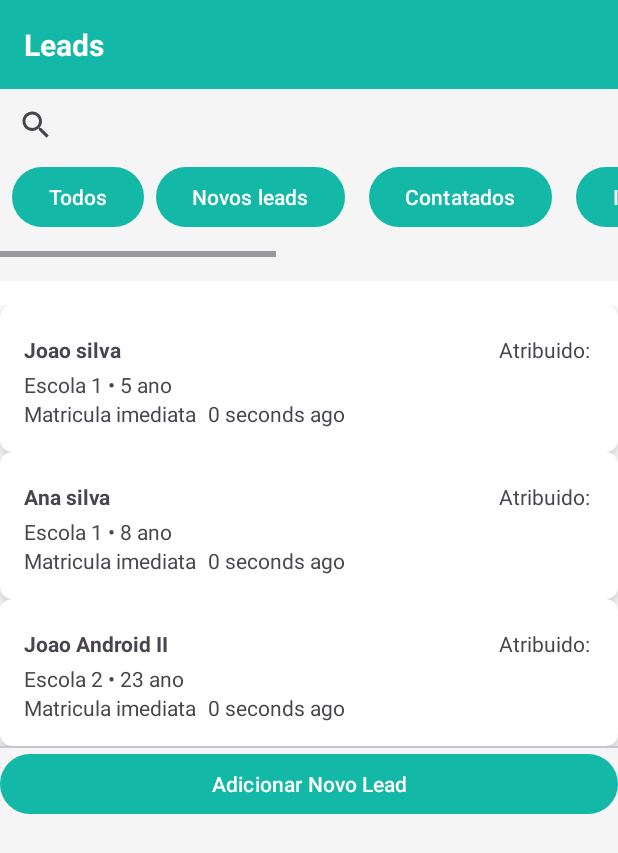
After one commit to danierumr/INF311ProjetoPratico, an Android app: the Tela_leads screen opened directly, with no data from a screen before it, on a phone screen of 412 x 824 dp. The commit adds this screen. Shown: the top 853 px of the screen. Run offline under Robolectric (Android 15) with nearby library versions, the phone set to English and light mode, and no system bars.

Commit message:
Tela de leads

```diff
--- a/app/src/main/java/inf311/grupo1/projetopratico/TelaDashboard.java
+++ b/app/src/main/java/inf311/grupo1/projetopratico/TelaDashboard.java
@@ -108,7 +108,7 @@ public class TelaDashboard extends Toolbar_activity
         RelativeLayout.LayoutParams al_para = new RelativeLayout.LayoutParams(RelativeLayout.LayoutParams.MATCH_PARENT,RelativeLayout.LayoutParams.WRAP_CONTENT);
         al_para.topMargin=dp_4;
         alert .setGravity(Gravity.END);
-        alert .setLayoutParams(nm_para);
+        alert .setLayoutParams(al_para);
         alert .setText(st_alert);
 
 
@@ -153,6 +153,7 @@ public class TelaDashboard extends Toolbar_activity
         cv.setCardElevation(dp_4);
         cv.setRadius(dp_8);
 
+
         cv.setLayoutParams(cvl);
 
 
--- /dev/null
+++ b/app/src/main/java/inf311/grupo1/projetopratico/Tela_leads.java
@@ -0,0 +1,254 @@
+package inf311.grupo1.projetopratico;
+
+import android.content.Intent;
+import android.graphics.Typeface;
+import android.os.Bundle;
+import android.text.Editable;
+import android.text.format.DateUtils;
+import android.util.TypedValue;
+import android.view.Gravity;
+import android.view.View;
+import android.widget.EditText;
+import android.widget.FrameLayout;
+import android.widget.LinearLayout;
+import android.widget.RelativeLayout;
+import android.widget.TextView;
+
+import androidx.cardview.widget.CardView;
+
+import com.google.android.material.search.SearchBar;
+import android.widget.SearchView;
+
+import java.util.ArrayList;
+import java.util.Date;
+import java.util.HashMap;
+import java.util.List;
+
+public class Tela_leads extends Toolbar_activity
+{
+
+    private List<Contato> contatos;
+
+    private List<Contato> all_contatos;
+    private HashMap<Integer,Contato> cont_dict;
+
+
+
+
+    @Override
+    protected void onCreate(Bundle savedInstanceState) {
+        super.onCreate(savedInstanceState);
+        setContentView(R.layout.tela_leads);
+
+
+        all_contatos = new ArrayList<Contato>();
+        contatos = new ArrayList<Contato>();
+        cont_dict = new HashMap<Integer,Contato>();
+
+        Contato Joao_silva = new Contato("Joao silva","joaosilva@gmail.com",
+                "38922285","Joao Silva pai","Matricula imediata","5 ano","Escola 1",new Date());
+
+        Contato Ana_silva = new Contato("Ana silva","anasilva@gmail.com",
+                "38913223","Joao Silva pai","Matricula imediata","8 ano","Escola 1",new Date());
+
+        Contato Joao_android = new Contato("Joao Android II","joaoandroid2@gmail.com",
+                "38923237","Joao Android","Matricula imediata","23 ano","Escola 2",new Date());
+
+        contatos.add(Joao_silva);
+        contatos.add(Ana_silva);
+        contatos.add(Joao_android);
+        all_contatos.add(Joao_silva);
+        all_contatos.add(Ana_silva);
+        all_contatos.add(Joao_android);
+
+
+        for(int a=0;a<contatos.size();a++)
+        {
+            add_lead_card(contatos.get(a));
+
+        }
+
+        SearchView sv = (SearchView) findViewById(R.id.lead_search_bar);
+
+        sv.setOnQueryTextListener(new SearchView.OnQueryTextListener() {
+            @Override
+            public boolean onQueryTextSubmit(String query) {
+                // Aqui você pode lidar com o envio da pesquisa
+                text_changed(query);
+                return true;
+            }
+
+            @Override
+            public boolean onQueryTextChange(String newText) {
+                // Aqui você executa a função toda vez que o texto mudar
+
+
+                if(newText.matches(""))
+                {
+                    text_changed(newText);
+                    return true;
+                }
+
+                return false;
+            }
+        });
+
+
+
+
+
+
+
+
+    }
+
+    public void add_lead_card(Contato cont)
+    {
+        int dp_16 = (int) TypedValue.applyDimension(TypedValue.COMPLEX_UNIT_DIP, 16, getResources().getDisplayMetrics());
+        int dp_12 = (int) TypedValue.applyDimension(TypedValue.COMPLEX_UNIT_DIP, 12, getResources().getDisplayMetrics());
+        int dp_8 = (int) TypedValue.applyDimension(TypedValue.COMPLEX_UNIT_DIP, 8, getResources().getDisplayMetrics());
+        int dp_4 = (int) TypedValue.applyDimension(TypedValue.COMPLEX_UNIT_DIP, 4, getResources().getDisplayMetrics());
+
+        String st_name = cont.nome;
+        String st_alert = "Atribuido: ";
+        String st_escola_serie = cont.escola + " • " + cont.serie;
+        String interesse = cont.interesse;
+        Date now = new Date();
+        var last_cont_time = DateUtils.getRelativeTimeSpanString(cont.ultimo_contato.getTime(),now.getTime(),0);
+
+        LinearLayout ln = findViewById(R.id.lead_scroll_linear2);
+
+
+        TextView name = new TextView(this);
+        name.setId(View.generateViewId());
+        RelativeLayout.LayoutParams nm_para = new RelativeLayout.LayoutParams(CardView.LayoutParams.MATCH_PARENT,CardView.LayoutParams.WRAP_CONTENT);
+        nm_para.topMargin=dp_4;
+        name.setGravity(Gravity.START);
+        name.setLayoutParams(nm_para);
+        name.setText(st_name );
+        name.setTypeface(name.getTypeface(), Typeface.BOLD);
+
+        TextView atrib = new TextView(this);
+        atrib.setId(View.generateViewId());
+        RelativeLayout.LayoutParams al_para = new RelativeLayout.LayoutParams(RelativeLayout.LayoutParams.MATCH_PARENT,RelativeLayout.LayoutParams.WRAP_CONTENT);
+        al_para.topMargin=dp_4;
+        atrib.setGravity(Gravity.END);
+        atrib.setLayoutParams(al_para);
+        atrib.setText(st_alert);
+
+        TextView esc_serie = new TextView(this);
+        esc_serie.setId(View.generateViewId());
+        RelativeLayout.LayoutParams es_para = new RelativeLayout.LayoutParams(RelativeLayout.LayoutParams.MATCH_PARENT,RelativeLayout.LayoutParams.WRAP_CONTENT);
+        es_para.topMargin=dp_4;
+        es_para.addRule(RelativeLayout.BELOW,name.getId());
+        esc_serie.setGravity(Gravity.START);
+        esc_serie.setLayoutParams(es_para);
+        esc_serie.setText(st_escola_serie);
+
+        TextView inter = new TextView(this);
+        inter.setId(View.generateViewId());
+        RelativeLayout.LayoutParams in_para = new RelativeLayout.LayoutParams(RelativeLayout.LayoutParams.WRAP_CONTENT,RelativeLayout.LayoutParams.WRAP_CONTENT);
+        in_para.addRule(RelativeLayout.BELOW,esc_serie.getId());
+        inter.setLayoutParams(in_para);
+        inter.setText(interesse);
+
+        TextView last_cont = new TextView(this);
+        last_cont.setId(View.generateViewId());
+        RelativeLayout.LayoutParams ls_para = new RelativeLayout.LayoutParams(RelativeLayout.LayoutParams.WRAP_CONTENT,RelativeLayout.LayoutParams.WRAP_CONTENT);
+        ls_para.addRule(RelativeLayout.BELOW,esc_serie.getId());
+        ls_para.addRule(RelativeLayout.END_OF,inter.getId());
+        ls_para.setMargins(dp_8,0,0,0);
+        last_cont.setLayoutParams(ls_para);
+        last_cont.setText(last_cont_time);
+
+
+        RelativeLayout rl = new RelativeLayout(this);
+        rl.setId(View.generateViewId());
+        RelativeLayout.LayoutParams rl_para = new RelativeLayout.LayoutParams(CardView.LayoutParams.WRAP_CONTENT,CardView.LayoutParams.WRAP_CONTENT);
+        rl.setLayoutParams(rl_para);
+        rl.setPadding(dp_16, dp_16, dp_16, dp_16);
+
+
+
+
+
+        CardView cv = new CardView(this);
+        cv.setId(View.generateViewId());
+        CardView.LayoutParams cvl = new CardView.LayoutParams(CardView.LayoutParams.MATCH_PARENT,CardView.LayoutParams.WRAP_CONTENT);
+        cvl.setMargins(dp_8,dp_4,dp_8,dp_12);
+        cv.setCardElevation(dp_4);
+        cv.setRadius(dp_8);
+
+        cv.setLayoutParams(cvl);
+
+
+        rl.addView(name);
+        rl.addView(atrib);
+        rl.addView(esc_serie);
+        rl.addView(inter);
+        rl.addView(last_cont);
+
+
+        cv.addView(rl);
+        ln.addView(cv);
+
+        cont_dict.put(cv.getId(),cont);
+        cv.setOnClickListener(new View.OnClickListener() {
+            @Override
+            public void onClick(View v) {
+                to_details(v);
+            }
+        });
+    }
+
+    public void to_details(View v)
+    {
+        Contato c = cont_dict.get(v.getId());
+
+        Intent i = new Intent(getBaseContext(), TelaDetalhesLead.class);
+        i.putExtra("contato",c);
+
+
+        startActivity(i);
+
+
+
+
+    }
+
+
+    public void clear_cards()
+    {
+        LinearLayout ln = findViewById(R.id.lead_scroll_linear2);
+
+        cont_dict.clear();
+        contatos.clear();
+
+        ln.removeAllViews();
+    }
+
+    public void text_changed(String tg)
+    {
+        clear_cards();
+
+
+        tg=tg.toLowerCase();
+
+
+
+
+
+
+        for(int a=0;a<all_contatos.size();a++)
+        {
+             if(tg.matches("") || all_contatos.get(a).nome.toLowerCase().contains(tg))
+             {
+                     contatos.add(all_contatos.get(a));
+                     add_lead_card(all_contatos.get(a));
+             }
+        }
+    }
+
+
+
+}
--- a/app/src/main/java/inf311/grupo1/projetopratico/Toolbar_activity.java
+++ b/app/src/main/java/inf311/grupo1/projetopratico/Toolbar_activity.java
@@ -37,6 +37,14 @@ public class Toolbar_activity extends AppCompatActivity
         startActivity(a);
     }
 
+    public void leads(View v)
+    {
+        Intent a = new Intent(getBaseContext(), Tela_leads.class);
+        a.addFlags(Intent.FLAG_ACTIVITY_CLEAR_TOP);
+
+        startActivity(a);
+    }
+
     public void dashboard(View v)
     {
         Intent a = new Intent(getBaseContext(), TelaDashboard.class);
--- /dev/null
+++ b/app/src/main/res/layout/tela_leads.xml
@@ -0,0 +1,203 @@
+<?xml version="1.0" encoding="utf-8"?>
+<RelativeLayout xmlns:android="http://schemas.android.com/apk/res/android"
+    android:layout_width="match_parent"
+    android:layout_height="match_parent"
+    xmlns:tools="http://schemas.android.com/tools"
+    xmlns:app="http://schemas.android.com/apk/res-auto"
+    android:id="@+id/tela_leads"
+    android:background="@color/background_gray_light"
+    android:fitsSystemWindows="true"
+    tools:context=".Tela_leads"
+    >
+
+    <RelativeLayout
+        android:id="@+id/leads_header"
+        android:layout_width="match_parent"
+        android:layout_height="wrap_content"
+        android:background="@color/primary_green"
+        android:paddingVertical="16dp"
+        android:paddingStart="16dp"
+        android:paddingEnd="16dp">
+
+        <TextView
+            android:layout_width="match_parent"
+            android:layout_height="wrap_content"
+            android:text="@string/lead_title"
+            android:id="@+id/leads_title"
+            android:textStyle="bold"
+            android:textSize="20sp"
+            android:textColor="@color/text_white"
+            android:gravity="start" />
+
+
+    </RelativeLayout>
+
+    <SearchView
+        android:id="@+id/lead_search_bar"
+        android:layout_width="match_parent"
+        android:layout_height="wrap_content"
+        android:layout_below="@id/leads_header"
+        android:queryHint="@string/lead_buscar"
+
+        >
+
+
+
+    </SearchView>
+
+    <HorizontalScrollView
+        android:id="@+id/lead_scroll_view"
+        android:layout_width="match_parent"
+        android:layout_height="wrap_content"
+        android:layout_below="@id/lead_search_bar"
+
+
+
+        >
+
+        <RelativeLayout
+            android:id="@+id/lead_scroll_linear1"
+            android:layout_width="wrap_content"
+            android:layout_height="wrap_content"
+            android:orientation="horizontal"
+            android:layout_marginBottom="16dp"
+
+            >
+
+            <Button
+                android:id="@+id/leads_filter1"
+                android:layout_width="wrap_content"
+                android:layout_height="wrap_content"
+                android:layout_marginStart="8dp"
+
+                android:text="@string/lead_filter_todos"
+                >
+
+            </Button>
+
+            <Button
+                android:id="@+id/leads_filter2"
+                android:layout_width="wrap_content"
+                android:layout_height="wrap_content"
+                android:layout_toEndOf="@id/leads_filter1"
+                android:text="@string/lead_filter_novos"
+                android:layout_marginStart="8dp"
+                android:layout_marginEnd="8dp"
+                >
+
+            </Button>
+
+            <Button
+                android:id="@+id/leads_filter3"
+                android:layout_width="wrap_content"
+                android:layout_height="wrap_content"
+                android:layout_toEndOf="@id/leads_filter2"
+                android:text="@string/lead_filter_contatados"
+                android:layout_marginStart="8dp"
+                android:layout_marginEnd="8dp"
+                >
+
+            </Button>
+
+            <Button
+                android:id="@+id/leads_filter4"
+                android:layout_width="wrap_content"
+                android:layout_height="wrap_content"
+                android:layout_toEndOf="@id/leads_filter3"
+                android:text="@string/lead_filter_interesados"
+                android:layout_marginStart="8dp"
+                android:layout_marginEnd="8dp"
+                >
+
+            </Button>
+
+            <Button
+                android:id="@+id/leads_filter5"
+                android:layout_width="wrap_content"
+                android:layout_height="wrap_content"
+                android:layout_toEndOf="@id/leads_filter4"
+                android:text="@string/lead_filter_agendados"
+                android:layout_marginStart="8dp"
+                android:layout_marginEnd="8dp"
+                >
+
+            </Button>
+
+            <Button
+                android:id="@+id/leads_filter6"
+                android:layout_width="wrap_content"
+                android:layout_height="wrap_content"
+                android:layout_toEndOf="@id/leads_filter5"
+                android:text="@string/lead_filter_visitaram"
+                android:layout_marginStart="8dp"
+                android:layout_marginEnd="8dp"
+                >
+
+            </Button>
+
+            <Button
+                android:id="@+id/leads_filter7"
+                android:layout_width="wrap_content"
+                android:layout_height="wrap_content"
+                android:layout_toEndOf="@id/leads_filter6"
+                android:text="@string/lead_filter_matriculados"
+                android:layout_marginEnd="8dp"
+                >
+
+            </Button>
+
+
+
+
+
+
+        </RelativeLayout>
+
+
+
+    </HorizontalScrollView>
+
+    <ScrollView
+        android:id="@+id/lead_scroll_view2"
+        android:layout_width="match_parent"
+        android:layout_height="wrap_content"
+        android:layout_below="@+id/lead_scroll_view"
+        android:layout_marginTop="16dp"
+        android:background="@color/background_white"
+
+        >
+
+        <LinearLayout
+            android:layout_marginTop="16dp"
+            android:id="@+id/lead_scroll_linear2"
+            android:layout_width="match_parent"
+            android:layout_height="wrap_content"
+            android:orientation="vertical">
+
+        </LinearLayout>
+
+    </ScrollView>
+
+
+    <com.google.android.material.divider.MaterialDivider
+        android:id="@+id/leads_div1"
+        android:layout_width="match_parent"
+        android:layout_height="1dp"
+        android:layout_below="@id/lead_scroll_view2"
+        >
+
+    </com.google.android.material.divider.MaterialDivider>
+
+    <Button
+        android:id="@+id/leads_btn"
+        android:layout_width="match_parent"
+        android:layout_height="wrap_content"
+        android:text="@string/lead_btn"
+        android:layout_below="@id/leads_div1"
+        >
+
+    </Button>
+
+
+
+</RelativeLayout>
--- a/app/src/main/res/layout/toolbar.xml
+++ b/app/src/main/res/layout/toolbar.xml
@@ -61,6 +61,7 @@
                 android:layout_weight="1"
                 android:orientation="vertical"
                 android:gravity="center"
+                android:onClick="leads"
                 android:background="?android:attr/selectableItemBackground">
 
                 <ImageView
--- a/app/src/main/res/values/strings.xml
+++ b/app/src/main/res/values/strings.xml
@@ -68,4 +68,15 @@
 
     <string name="dlead_regist_at">+ Registrar atividades</string>
 
+    <string name="lead_title">Leads</string>
+    <string name="lead_buscar">Buscar Leads…</string>
+    <string name="lead_filter_todos">Todos</string>
+    <string name="lead_filter_novos">Novos leads</string>
+    <string name="lead_filter_contatados">Contatados</string>
+    <string name="lead_filter_interesados">Interessados</string>
+    <string name="lead_filter_agendados">Agendados</string>
+    <string name="lead_filter_visitaram">Visitaram</string>
+    <string name="lead_filter_matriculados">Matriculados</string>
+    <string name="lead_btn"> Adicionar Novo Lead</string>
+
 </resources>
```
Also changed, not shown: app/src/main/AndroidManifest.xml (+10 -0 lines).
